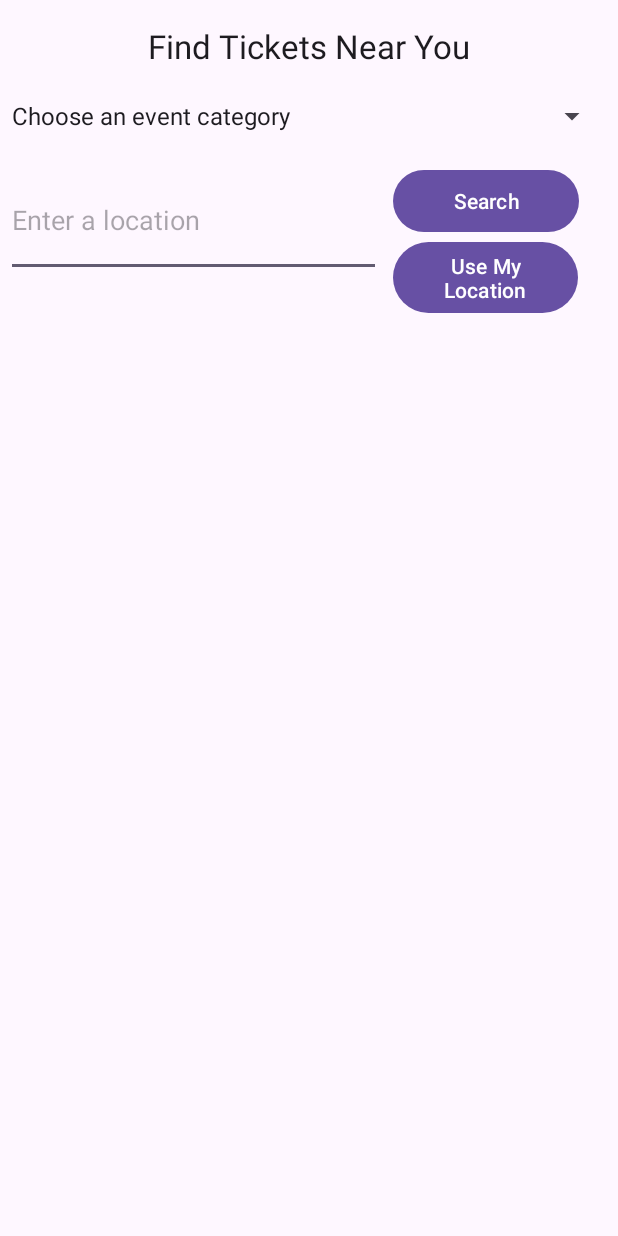
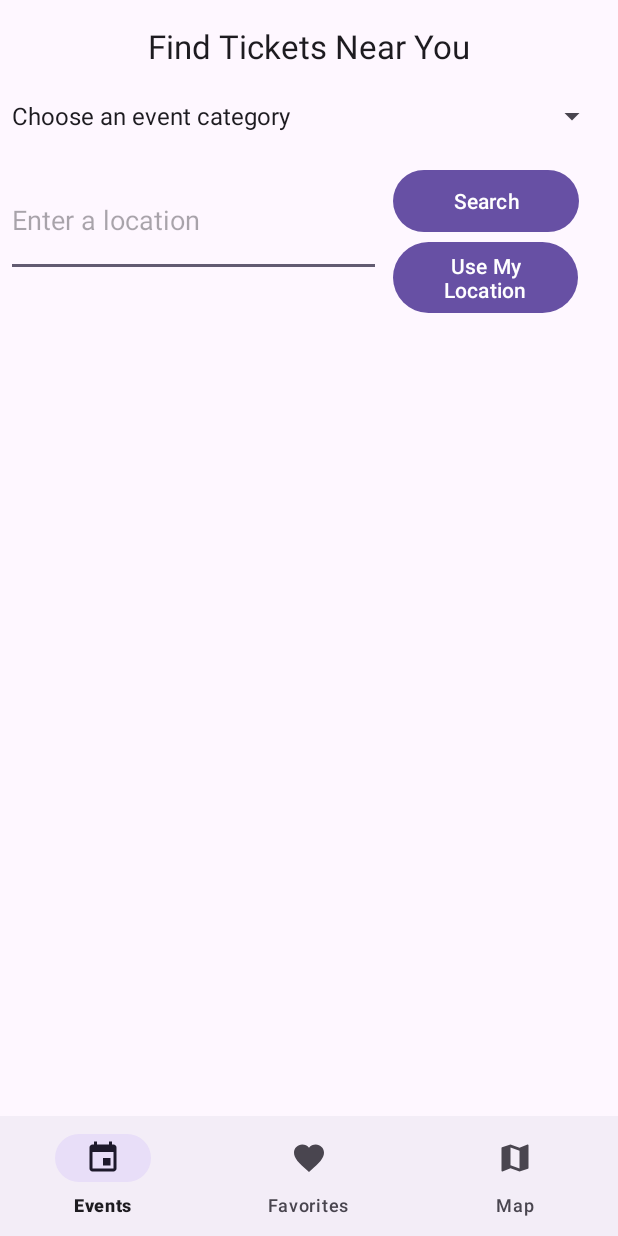
Before and after one commit to michaelptak/TickIt, an Android app: the screen it shows after launch (MainActivity), on a phone screen of 412 x 824 dp. Run offline under Robolectric (Android 15) with nearby library versions, the phone set to English and light mode, and no system bars; our stand-ins replace navigation-ui; pictures from the network do not load.

Commit message:
fragments and bottom navigation bar

```diff
--- a/app/build.gradle.kts
+++ b/app/build.gradle.kts
@@ -51,7 +51,10 @@ dependencies {
     implementation("com.github.bumptech.glide:glide:4.16.0")
     // Location services
     implementation("com.google.android.gms:play-services-location:21.0.1")
-
+    // Bottom navigation view
+    implementation("com.google.android.material:material:1.8.0")
+    implementation("androidx.navigation:navigation-fragment-ktx:2.5.3")
+    implementation("androidx.navigation:navigation-ui-ktx:2.5.3")
 
     implementation(libs.androidx.core.ktx)
     implementation(libs.androidx.appcompat)
--- /dev/null
+++ b/app/src/main/java/com/example/tickit/EventsListFragment.kt
@@ -0,0 +1,55 @@
+package com.example.tickit
+
+import android.os.Bundle
+import androidx.fragment.app.Fragment
+import android.view.LayoutInflater
+import android.view.View
+import android.view.ViewGroup
+import android.widget.TextView
+import androidx.lifecycle.ViewModelProvider
+import androidx.recyclerview.widget.LinearLayoutManager
+import androidx.recyclerview.widget.RecyclerView
+
+class EventsListFragment : Fragment() {
+
+    private lateinit var viewModel: EventsViewModel
+    private val events = ArrayList<Event>()
+    private lateinit var adapter: EventsAdapter
+
+    override fun onCreateView(
+        inflater: LayoutInflater,
+        container: ViewGroup?,
+        savedInstanceState: Bundle?
+    ): View? {
+        return inflater.inflate(R.layout.fragment_events_list, container, false)
+    }
+
+    override fun onViewCreated(view: View, savedInstanceState: Bundle?) {
+        super.onViewCreated(view, savedInstanceState)
+
+        // grab the shared ViewModel
+        viewModel = ViewModelProvider(requireActivity())[EventsViewModel::class.java]
+
+        // Setup RecyclerView + Adapter
+        val recyclerView = view.findViewById<RecyclerView>(R.id.recyclerView)
+        adapter = EventsAdapter(events)
+        recyclerView.layoutManager = LinearLayoutManager(requireContext())
+        recyclerView.adapter = adapter
+
+        val noResultsTextView = view.findViewById<TextView>(R.id.noResultsTextView)
+
+        viewModel.events.observe(viewLifecycleOwner) { list ->
+            events.clear()
+            events.addAll(list)
+            adapter.notifyDataSetChanged()
+
+            if (list.isEmpty()) {
+                recyclerView.visibility = View.GONE
+                noResultsTextView.visibility = View.VISIBLE
+            } else {
+                noResultsTextView.visibility = View.GONE
+                recyclerView.visibility = View.VISIBLE
+            }
+        }
+    }
+}
--- a/app/src/main/java/com/example/tickit/MainActivity.kt
+++ b/app/src/main/java/com/example/tickit/MainActivity.kt
@@ -2,26 +2,24 @@ package com.example.tickit
 
 import android.content.pm.PackageManager
 import android.os.Bundle
-import android.view.View
 import android.widget.ArrayAdapter
 import android.widget.Button
 import android.widget.EditText
 import android.widget.Spinner
-import android.widget.TextView
 import android.widget.Toast
 import androidx.appcompat.app.AlertDialog
 import androidx.appcompat.app.AppCompatActivity
 import androidx.core.app.ActivityCompat
 import androidx.core.content.ContextCompat
 import androidx.lifecycle.ViewModelProvider
-import androidx.recyclerview.widget.LinearLayoutManager
-import androidx.recyclerview.widget.RecyclerView
 import android.Manifest
 import android.annotation.SuppressLint
 import android.location.Geocoder
 import android.location.LocationManager
 import android.content.Context
-
+import androidx.navigation.fragment.NavHostFragment
+import androidx.navigation.ui.NavigationUI
+import com.google.android.material.bottomnavigation.BottomNavigationView
 
 //private const val TAG = "MainActivity"
 const val tmApiKey = ""
@@ -35,6 +33,13 @@ class MainActivity : AppCompatActivity() {
         super.onCreate(savedInstanceState)
         setContentView(R.layout.activity_main)
 
+        // Bottom Navigation
+        val navHost = supportFragmentManager
+            .findFragmentById(R.id.nav_host_fragment) as NavHostFragment
+        val navController = navHost.navController
+        val bottomNav = findViewById<BottomNavigationView>(R.id.bottom_nav)
+        NavigationUI.setupWithNavController(bottomNav, navController)
+
         // Initialize ViewModel
         viewModel = ViewModelProvider(this)[EventsViewModel::class.java]
 
@@ -42,7 +47,6 @@ class MainActivity : AppCompatActivity() {
         val sharedPreferences = getSharedPreferences("TicketMasterPrefs", MODE_PRIVATE)
         val searchEditText = findViewById<EditText>(R.id.searchEditText)
         val searchButton = findViewById<Button>(R.id.searchButton)
-        val noResultsTextView = findViewById<TextView>(R.id.noResultsTextView).apply { visibility = View.GONE }
         val locationButton = findViewById<Button>(R.id.locationButton)
 
         val categories = listOf(
@@ -59,29 +63,6 @@ class MainActivity : AppCompatActivity() {
 
         locationButton.setOnClickListener {
             getLocationPermission()
-        }
-
-        // RecyclerView
-        val recyclerView= findViewById<RecyclerView>(R.id.recyclerView)
-        val eventList = ArrayList<Event>()
-        val adapter = EventsAdapter(eventList)
-        recyclerView.adapter = adapter
-        recyclerView.layoutManager = LinearLayoutManager(this)
-
-        // Observe LiveData from ViewModel
-        viewModel.events.observe(this) { list ->
-            eventList.clear()
-            eventList.addAll(list)
-            adapter.notifyDataSetChanged()
-
-            // show/hide “no results”
-            if (list.isEmpty()) {
-                recyclerView.visibility = View.GONE
-                noResultsTextView.visibility = View.VISIBLE
-            } else {
-                noResultsTextView.visibility = View.GONE
-                recyclerView.visibility = View.VISIBLE
-            }
         }
 
         //handle spinner
--- /dev/null
+++ b/app/src/main/res/drawable/ic_event.xml
@@ -0,0 +1,5 @@
+<vector xmlns:android="http://schemas.android.com/apk/res/android" android:height="24dp" android:tint="#000000" android:viewportHeight="24" android:viewportWidth="24" android:width="24dp">
+
+    <path android:fillColor="@android:color/white" android:pathData="M17,12h-5v5h5v-5zM16,1v2L8,3L8,1L6,1v2L5,3c-1.11,0 -1.99,0.9 -1.99,2L3,19c0,1.1 0.89,2 2,2h14c1.1,0 2,-0.9 2,-2L21,5c0,-1.1 -0.9,-2 -2,-2h-1L18,1h-2zM19,19L5,19L5,8h14v11z"/>
+
+</vector>
--- /dev/null
+++ b/app/src/main/res/drawable/ic_favorite.xml
@@ -0,0 +1,5 @@
+<vector xmlns:android="http://schemas.android.com/apk/res/android" android:height="24dp" android:tint="#000000" android:viewportHeight="24" android:viewportWidth="24" android:width="24dp">
+
+    <path android:fillColor="@android:color/white" android:pathData="M12,21.35l-1.45,-1.32C5.4,15.36 2,12.28 2,8.5 2,5.42 4.42,3 7.5,3c1.74,0 3.41,0.81 4.5,2.09C13.09,3.81 14.76,3 16.5,3 19.58,3 22,5.42 22,8.5c0,3.78 -3.4,6.86 -8.55,11.54L12,21.35z"/>
+
+</vector>
--- /dev/null
+++ b/app/src/main/res/drawable/ic_map.xml
@@ -0,0 +1,5 @@
+<vector xmlns:android="http://schemas.android.com/apk/res/android" android:height="24dp" android:tint="#000000" android:viewportHeight="24" android:viewportWidth="24" android:width="24dp">
+
+    <path android:fillColor="@android:color/white" android:pathData="M20.5,3l-0.16,0.03L15,5.1 9,3 3.36,4.9c-0.21,0.07 -0.36,0.25 -0.36,0.48V20.5c0,0.28 0.22,0.5 0.5,0.5l0.16,-0.03L9,18.9l6,2.1 5.64,-1.9c0.21,-0.07 0.36,-0.25 0.36,-0.48V3.5c0,-0.28 -0.22,-0.5 -0.5,-0.5zM15,19l-6,-2.11V5l6,2.11V19z"/>
+
+</vector>
--- a/app/src/main/res/layout/activity_main.xml
+++ b/app/src/main/res/layout/activity_main.xml
@@ -62,26 +62,27 @@
         app:layout_constraintStart_toEndOf="@+id/searchEditText"
         app:layout_constraintTop_toBottomOf="@+id/spinner" />
 
-    <androidx.recyclerview.widget.RecyclerView
-        android:id="@+id/recyclerView"
+    <androidx.fragment.app.FragmentContainerView
+        android:id="@+id/nav_host_fragment"
+        android:name="androidx.navigation.fragment.NavHostFragment"
         android:layout_width="0dp"
         android:layout_height="0dp"
-        android:layout_marginTop="8dp"
+        app:navGraph="@navigation/mobile_navigation"
+        app:defaultNavHost="true"
+        app:layout_constraintTop_toBottomOf="@+id/locationButton"
+        app:layout_constraintBottom_toTopOf="@+id/bottom_nav"
+        app:layout_constraintStart_toStartOf="parent"
+        app:layout_constraintEnd_toEndOf="parent" />
+
+
+    <com.google.android.material.bottomnavigation.BottomNavigationView
+        android:id="@+id/bottom_nav"
+        android:layout_width="0dp"
+        android:layout_height="wrap_content"
+        android:layout_margin="0dp"
+        app:menu="@menu/bottom_nav_menu"
         app:layout_constraintBottom_toBottomOf="parent"
-        app:layout_constraintEnd_toEndOf="parent"
-        app:layout_constraintHorizontal_bias="0.0"
         app:layout_constraintStart_toStartOf="parent"
-        app:layout_constraintTop_toBottomOf="@+id/locationButton" />
-
-    <TextView
-        android:id="@+id/noResultsTextView"
-        android:layout_width="wrap_content"
-        android:layout_height="wrap_content"
-        android:layout_marginTop="56dp"
-        android:text="@string/no_results_currently_available"
-        android:textAppearance="@style/TextAppearance.AppCompat.Large"
-        app:layout_constraintEnd_toEndOf="parent"
-        app:layout_constraintStart_toStartOf="parent"
-        app:layout_constraintTop_toBottomOf="@+id/searchEditText" />
+        app:layout_constraintEnd_toEndOf="parent" />
 
 </androidx.constraintlayout.widget.ConstraintLayout>
--- /dev/null
+++ b/app/src/main/res/layout/fragment_events_list.xml
@@ -0,0 +1,22 @@
+<?xml version="1.0" encoding="utf-8"?>
+<FrameLayout xmlns:android="http://schemas.android.com/apk/res/android"
+    xmlns:tools="http://schemas.android.com/tools"
+    android:id="@+id/fragment_events_list"
+    android:layout_width="match_parent"
+    android:layout_height="match_parent"
+    tools:context=".EventsListFragment" >
+
+    <androidx.recyclerview.widget.RecyclerView
+        android:id="@+id/recyclerView"
+        android:layout_width="match_parent"
+        android:layout_height="match_parent" />
+
+    <TextView
+        android:id="@+id/noResultsTextView"
+        android:layout_width="wrap_content"
+        android:layout_height="wrap_content"
+        android:layout_gravity="center"
+        android:text="No Results Currently Available"
+        android:visibility="gone" />
+
+</FrameLayout>
--- /dev/null
+++ b/app/src/main/res/menu/bottom_nav_menu.xml
@@ -0,0 +1,18 @@
+<?xml version="1.0" encoding="utf-8"?>
+<menu xmlns:android="http://schemas.android.com/apk/res/android">
+    <item
+        android:id="@+id/eventsListFragment"
+        android:icon="@drawable/ic_event"
+        android:title="@string/title_events" />
+
+    <item
+        android:id="@+id/favoritesFragment"
+        android:icon="@drawable/ic_favorite"
+        android:title="@string/title_favorites" />
+
+    <item
+        android:id="@+id/mapsFragment"
+        android:icon="@drawable/ic_map"
+        android:title="@string/title_map" />
+
+</menu>
--- /dev/null
+++ b/app/src/main/res/navigation/mobile_navigation.xml
@@ -0,0 +1,23 @@
+<?xml version="1.0" encoding="utf-8"?>
+<navigation
+    xmlns:android="http://schemas.android.com/apk/res/android"
+    xmlns:app="http://schemas.android.com/apk/res-auto"
+    android:id="@+id/mobile_navigation"
+    app:startDestination="@id/eventsListFragment">
+
+    <fragment
+        android:id="@+id/eventsListFragment"
+        android:name="com.example.tickit.EventsListFragment"
+        android:label="Events" />
+
+    <fragment
+        android:id="@+id/favoritesFragment"
+        android:name="com.example.tickit.FavoritesFragment"
+        android:label="Favorites" />
+
+    <fragment
+        android:id="@+id/mapsFragment"
+        android:name="com.example.tickit.MapsFragment"
+        android:label="@string/title_map" />
+
+</navigation>
--- a/app/src/main/res/values/strings.xml
+++ b/app/src/main/res/values/strings.xml
@@ -6,4 +6,9 @@
     <string name="use_my_location">Use My Location</string>
     <string name="buy_tickets">Buy Tickets</string>
     <string name="title_activity_maps">MapsActivity</string>
+    <string name="title_events">Events</string>
+    <string name="title_favorites">Favorites</string>
+    <!-- TODO: Remove or change this placeholder text -->
+    <string name="hello_blank_fragment">Hello blank fragment</string>
+    <string name="title_map">Map</string>
 </resources>
```
Also changed, not shown: app/src/main/java/com/example/tickit/EventsAdapter.kt (+29 -7 lines), app/src/main/java/com/example/tickit/EventsViewModel.kt (+7 -2 lines), app/src/main/java/com/example/tickit/FavoritesFragment.kt (added, +18 -0 lines), app/src/main/java/com/example/tickit/MapsFragment.kt (added, +60 -0 lines), app/src/main/res/layout/fragment_favorites.xml (added, +15 -0 lines), app/src/main/res/layout/fragment_maps.xml (added, +8 -0 lines).
